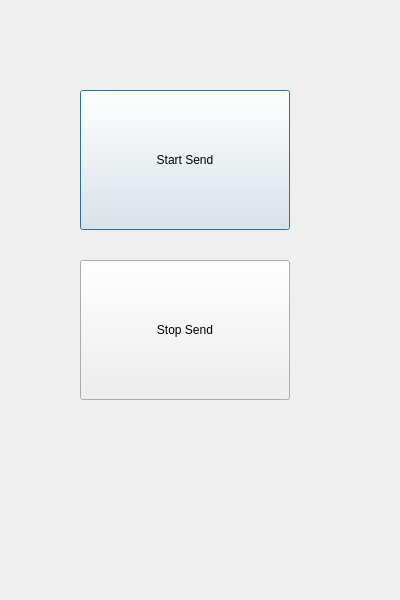
First picture: the form in test_remote_ui/dialog.ui, repository libmeta/remoteAPI, before the edit.
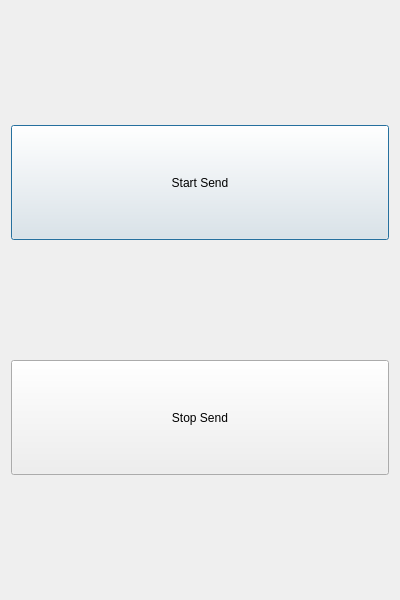
Second picture: the form after the edit.

The edit to the form file:
```diff
--- a/test_remote_ui/dialog.ui
+++ b/test_remote_ui/dialog.ui
@@ -13,32 +13,73 @@
   <property name="windowTitle">
    <string>Dialog</string>
   </property>
+  <layout class="QVBoxLayout" name="verticalLayout" stretch="1,1,1,1,1">
+   <item>
+    <spacer name="horizontalSpacer_2">
+     <property name="orientation">
+      <enum>Qt::Horizontal</enum>
+     </property>
+     <property name="sizeHint" stdset="0">
+      <size>
+       <width>40</width>
+       <height>20</height>
+      </size>
+     </property>
+    </spacer>
+   </item>
+   <item>
   <widget class="QPushButton" name="btnStartSend">
-   <property name="geometry">
-    <rect>
-     <x>80</x>
-     <y>90</y>
-     <width>210</width>
-     <height>140</height>
-    </rect>
+     <property name="sizePolicy">
+      <sizepolicy hsizetype="Minimum" vsizetype="Preferred">
+       <horstretch>0</horstretch>
+       <verstretch>0</verstretch>
+      </sizepolicy>
    </property>
    <property name="text">
     <string>Start Send</string>
    </property>
   </widget>
+   </item>
+   <item>
+    <spacer name="horizontalSpacer">
+     <property name="orientation">
+      <enum>Qt::Horizontal</enum>
+     </property>
+     <property name="sizeHint" stdset="0">
+      <size>
+       <width>40</width>
+       <height>20</height>
+      </size>
+     </property>
+    </spacer>
+   </item>
+   <item>
   <widget class="QPushButton" name="btnStopSend">
-   <property name="geometry">
-    <rect>
-     <x>80</x>
-     <y>260</y>
-     <width>210</width>
-     <height>140</height>
-    </rect>
+     <property name="sizePolicy">
+      <sizepolicy hsizetype="Minimum" vsizetype="Preferred">
+       <horstretch>0</horstretch>
+       <verstretch>0</verstretch>
+      </sizepolicy>
    </property>
    <property name="text">
     <string>Stop Send</string>
    </property>
   </widget>
+   </item>
+   <item>
+    <spacer name="horizontalSpacer_3">
+     <property name="orientation">
+      <enum>Qt::Horizontal</enum>
+     </property>
+     <property name="sizeHint" stdset="0">
+      <size>
+       <width>40</width>
+       <height>20</height>
+      </size>
+     </property>
+    </spacer>
+   </item>
+  </layout>
  </widget>
  <resources/>
  <connections/>
```
Lines whose indentation alone changed are shown as unchanged.
